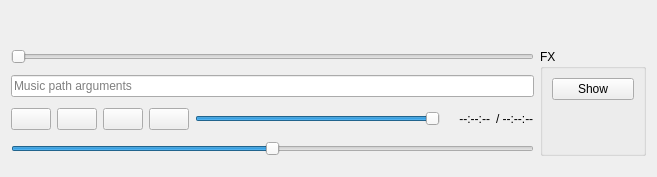
Qt form examples/MusPlay-Qt/MainWindow/multi_music_item.ui (WohlSoft/SDL-Mixer-X) before a commit.
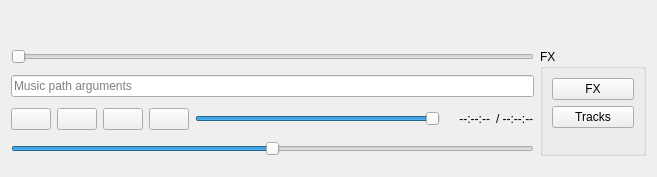
The same form after that commit. Icons and pictures are not drawn.

Commit message: MusPlayQt: Added track enable/disable widget

```diff
--- a/examples/MusPlay-Qt/MainWindow/multi_music_item.ui
+++ b/examples/MusPlay-Qt/MainWindow/multi_music_item.ui
@@ -150,7 +150,14 @@
       <string>FX</string>
      </property>
      <layout class="QGridLayout" name="gridLayout_2">
-      <item row="1" column="0">
+      <item row="0" column="0">
+       <widget class="QPushButton" name="showMusicFX">
+        <property name="text">
+         <string>FX</string>
+        </property>
+       </widget>
+      </item>
+      <item row="2" column="0">
        <spacer name="verticalSpacer">
         <property name="orientation">
          <enum>Qt::Vertical</enum>
@@ -163,10 +170,10 @@
         </property>
        </spacer>
       </item>
-      <item row="0" column="0">
-       <widget class="QPushButton" name="showMusicFX">
+      <item row="1" column="0">
+       <widget class="QPushButton" name="showTracksOnOff">
         <property name="text">
-         <string>Show</string>
+         <string>Tracks</string>
         </property>
        </widget>
       </item>
```
The commit also changes 12 other files.
